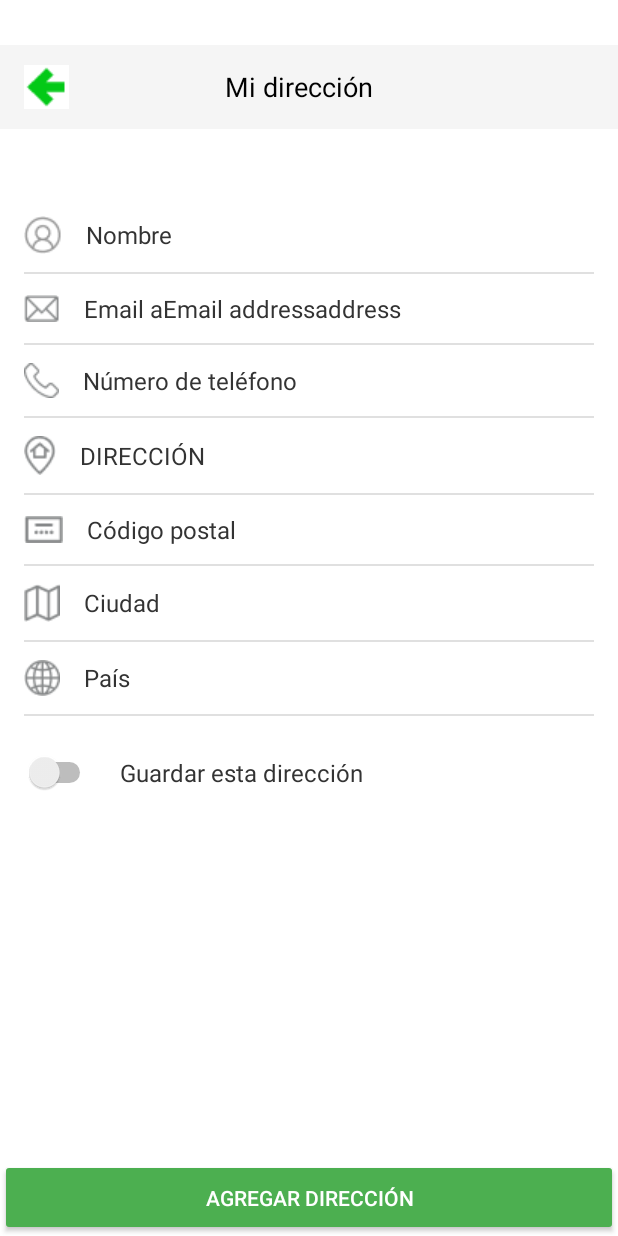
After one commit to jaramilloAngie/EcoTrack, an Android app built with Jetpack Compose: the layout activity_mi_direccion.xml on its own in the app's theme, with its tools: preview values and no code run, on a phone screen of 412 x 824 dp. The commit adds this screen. Run offline under Robolectric (Android 15) with nearby library versions, the phone set to English and light mode, and no system bars.

Commit message:
Add screen my address

```diff
--- /dev/null
+++ b/app/src/main/java/com/example/ecotrackapp/MiDireccionActivity.kt
@@ -0,0 +1,4 @@
+package com.example.ecotrackapp
+
+class MiDireccionActivity {
+}
--- /dev/null
+++ b/app/src/main/res/layout/activity_mi_direccion.xml
@@ -0,0 +1,256 @@
+<?xml version="1.0" encoding="utf-8"?>
+<LinearLayout xmlns:android="http://schemas.android.com/apk/res/android"
+    xmlns:app="http://schemas.android.com/apk/res-auto"
+    xmlns:tools="http://schemas.android.com/tools"
+    android:layout_width="match_parent"
+    android:layout_height="match_parent"
+    android:orientation="vertical"
+    android:background="#FFFFFF">
+
+    <androidx.appcompat.widget.Toolbar
+        android:id="@+id/toolbar"
+        android:layout_width="match_parent"
+        android:layout_height="?attr/actionBarSize"
+        android:background="?attr/colorPrimary"
+        android:theme="?attr/actionBarTheme"
+        android:layout_marginTop="30dp">
+
+        <ImageView
+            android:id="@+id/backButton"
+            android:layout_width="wrap_content"
+            android:layout_height="wrap_content"
+            android:src="@drawable/ic_arrow_back"
+            android:contentDescription="@string/go_back" />
+
+        <TextView
+            android:layout_width="wrap_content"
+            android:layout_height="wrap_content"
+            android:text="@string/my_direction"
+            android:textSize="18sp"
+            android:textColor="#000000"
+            android:layout_marginStart="120dp" />
+
+    </androidx.appcompat.widget.Toolbar>
+
+    <ScrollView
+
+        android:layout_width="match_parent"
+        android:layout_height="0dp"
+        android:layout_weight="1"
+        android:layout_marginTop="30dp">
+
+        <LinearLayout
+            android:layout_width="match_parent"
+            android:layout_height="wrap_content"
+            android:orientation="vertical"
+            android:padding="16dp">
+
+            <LinearLayout
+                android:layout_width="match_parent"
+                android:layout_height="wrap_content"
+                android:orientation="horizontal"
+                android:gravity="center_vertical"
+                android:paddingVertical="12dp">
+                <ImageView
+                    android:layout_width="wrap_content"
+                    android:layout_height="wrap_content"
+                    android:src="@drawable/ic_person"
+                    android:contentDescription="@string/name" />
+                <TextView
+                    android:layout_width="wrap_content"
+                    android:layout_height="wrap_content"
+                    android:text="@string/name"
+                    android:textSize="16sp"
+                    android:textColor="#333333"
+                    android:layout_marginStart="16dp" />
+            </LinearLayout>
+
+            <View
+                android:layout_width="match_parent"
+                android:layout_height="1dp"
+                android:background="#E0E0E0" />
+
+            <LinearLayout
+                android:layout_width="match_parent"
+                android:layout_height="wrap_content"
+                android:orientation="horizontal"
+                android:gravity="center_vertical"
+                android:paddingVertical="12dp">
+                <ImageView
+                    android:layout_width="wrap_content"
+                    android:layout_height="wrap_content"
+                    android:src="@drawable/ic_email"
+                    android:contentDescription="@string/email" />
+                <TextView
+                    android:layout_width="wrap_content"
+                    android:layout_height="wrap_content"
+                    android:text="@string/email_direction"
+                    android:textSize="16sp"
+                    android:textColor="#333333"
+                    android:layout_marginStart="16dp" />
+            </LinearLayout>
+
+            <View
+                android:layout_width="match_parent"
+                android:layout_height="1dp"
+                android:background="#E0E0E0" />
+
+            <LinearLayout
+                android:layout_width="match_parent"
+                android:layout_height="wrap_content"
+                android:orientation="horizontal"
+                android:gravity="center_vertical"
+                android:paddingVertical="12dp">
+                <ImageView
+                    android:layout_width="wrap_content"
+                    android:layout_height="wrap_content"
+                    android:src="@drawable/ic_phone"
+                    android:contentDescription="@string/number_of_phone" />
+                <TextView
+                    android:layout_width="wrap_content"
+                    android:layout_height="wrap_content"
+                    android:text="@string/number_of_phone"
+                    android:textSize="16sp"
+                    android:textColor="#333333"
+                    android:layout_marginStart="16dp" />
+            </LinearLayout>
+
+            <View
+                android:layout_width="match_parent"
+                android:layout_height="1dp"
+                android:background="#E0E0E0" />
+
+            <LinearLayout
+                android:layout_width="match_parent"
+                android:layout_height="wrap_content"
+                android:orientation="horizontal"
+                android:gravity="center_vertical"
+                android:paddingVertical="12dp">
+                <ImageView
+                    android:layout_width="wrap_content"
+                    android:layout_height="wrap_content"
+                    android:src="@drawable/ic_location_gris"
+                    android:contentDescription="@string/direction" />
+                <TextView
+                    android:layout_width="wrap_content"
+                    android:layout_height="wrap_content"
+                    android:text="@string/direction"
+                    android:textSize="16sp"
+                    android:textColor="#333333"
+                    android:layout_marginStart="16dp" />
+            </LinearLayout>
+
+            <View
+                android:layout_width="match_parent"
+                android:layout_height="1dp"
+                android:background="#E0E0E0" />
+
+            <LinearLayout
+                android:layout_width="match_parent"
+                android:layout_height="wrap_content"
+                android:orientation="horizontal"
+                android:gravity="center_vertical"
+                android:paddingVertical="12dp">
+                <ImageView
+                    android:layout_width="wrap_content"
+                    android:layout_height="wrap_content"
+                    android:src="@drawable/ic_postal_code"
+                    android:contentDescription="@string/code_postal" />
+                <TextView
+                    android:layout_width="wrap_content"
+                    android:layout_height="wrap_content"
+                    android:text="@string/code_postal"
+                    android:textSize="16sp"
+                    android:textColor="#333333"
+                    android:layout_marginStart="16dp" />
+            </LinearLayout>
+
+            <View
+                android:layout_width="match_parent"
+                android:layout_height="1dp"
+                android:background="#E0E0E0" />
+
+            <LinearLayout
+                android:layout_width="match_parent"
+                android:layout_height="wrap_content"
+                android:orientation="horizontal"
+                android:gravity="center_vertical"
+                android:paddingVertical="12dp">
+                <ImageView
+                    android:layout_width="wrap_content"
+                    android:layout_height="wrap_content"
+                    android:src="@drawable/ic_city"
+                    android:contentDescription="@string/city" />
+                <TextView
+                    android:layout_width="wrap_content"
+                    android:layout_height="wrap_content"
+                    android:text="@string/city"
+                    android:textSize="16sp"
+                    android:textColor="#333333"
+                    android:layout_marginStart="16dp" />
+            </LinearLayout>
+
+            <View
+                android:layout_width="match_parent"
+                android:layout_height="1dp"
+                android:background="#E0E0E0" />
+
+            <LinearLayout
+                android:layout_width="match_parent"
+                android:layout_height="wrap_content"
+                android:orientation="horizontal"
+                android:gravity="center_vertical"
+                android:paddingVertical="12dp">
+                <ImageView
+                    android:layout_width="wrap_content"
+                    android:layout_height="wrap_content"
+                    android:src="@drawable/ic_world"
+                    android:contentDescription="@string/country" />
+                <TextView
+                    android:layout_width="wrap_content"
+                    android:layout_height="wrap_content"
+                    android:text="@string/country"
+                    android:textSize="16sp"
+                    android:textColor="#333333"
+                    android:layout_marginStart="16dp" />
+            </LinearLayout>
+
+            <View
+                android:layout_width="match_parent"
+                android:layout_height="1dp"
+                android:background="#E0E0E0" />
+
+            <LinearLayout
+                android:layout_width="match_parent"
+                android:layout_height="wrap_content"
+                android:orientation="horizontal"
+                android:gravity="center_vertical"
+                android:layout_marginTop="24dp">
+                <Switch
+                    android:id="@+id/saveAddressSwitch"
+                    android:layout_width="wrap_content"
+                    android:layout_height="wrap_content"
+                    tools:ignore="UseSwitchCompatOrMaterialXml" />
+                <TextView
+                    android:layout_width="wrap_content"
+                    android:layout_height="wrap_content"
+                    android:text="@string/save_this_direction"
+                    android:textSize="16sp"
+                    android:textColor="#333333"
+                    android:layout_marginStart="16dp" />
+            </LinearLayout>
+
+        </LinearLayout>
+
+    </ScrollView>
+
+    <Button
+        android:id="@+id/addAddressButton"
+        android:layout_width="match_parent"
+        android:layout_height="wrap_content"
+        android:text="@string/add_direction"
+        android:backgroundTint="@color/green_button"
+        android:textColor="#FFFFFF"
+        android:paddingVertical="16dp" />
+
+</LinearLayout>
--- a/app/src/main/res/values/colors.xml
+++ b/app/src/main/res/values/colors.xml
@@ -1,5 +1,5 @@
 <?xml version="1.0" encoding="utf-8"?>
-<resources>
+<resources xmlns:android="http://schemas.android.com/apk/res/android">
     <color name="purple_200">#FFBB86FC</color>
     <color name="purple_500">#FF6200EE</color>
     <color name="purple_700">#FF3700B3</color>
@@ -7,4 +7,5 @@
     <color name="teal_700">#FF018786</color>
     <color name="black">#FF000000</color>
     <color name="white">#FFFFFFFF</color>
+    <color name="green_button">#4CAF50</color>
 </resources>
--- a/app/src/main/res/values/strings.xml
+++ b/app/src/main/res/values/strings.xml
@@ -1,5 +1,16 @@
 <resources>
     <string name="app_name">EcoTrackApp</string>
     <string name="checkbox_text"><u>Acepto términos y condiciones del uso de la plataforma Ecotrack</u></string>
-
-</resources>
+    <string name="my_direction">Mi dirección</string>
+    <string name="go_back">Volver</string>
+        <string name="name">Nombre</string>
+        <string name="email">Email</string>
+        <string name="email_direction">Email aEmail addressaddress</string>
+        <string name="number_of_phone">Número de teléfono</string>
+        <string name="direction">DIRECCIÓN</string>
+        <string name="code_postal">Código postal</string>
+        <string name="city">Ciudad</string>
+        <string name="country">País</string>
+        <string name="save_this_direction">Guardar esta dirección</string>
+        <string name="add_direction">Agregar dirección</string>
+    </resources>
```
Also changed, not shown: app/src/main/AndroidManifest.xml (+9 -0 lines), app/src/main/java/com/example/ecotrackapp/VersionActivity.kt (added, +28 -0 lines), app/src/main/res/layout/activity_version.xml (added, +96 -0 lines), app/src/main/res/drawable/ic_city.png (added), app/src/main/res/drawable/ic_email.png (added), app/src/main/res/drawable/ic_location_gris.png (added), app/src/main/res/drawable/ic_person.png (added), app/src/main/res/drawable/ic_phone.png (added), app/src/main/res/drawable/ic_postal_code.png (added), app/src/main/res/drawable/ic_world.png (added).
